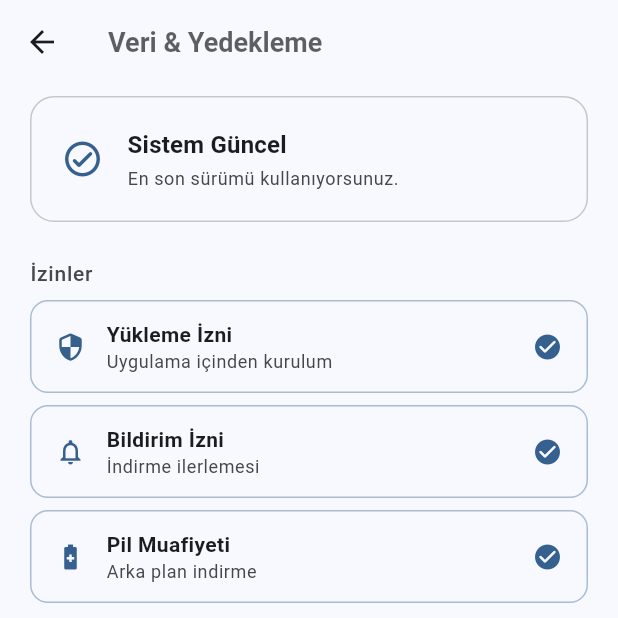
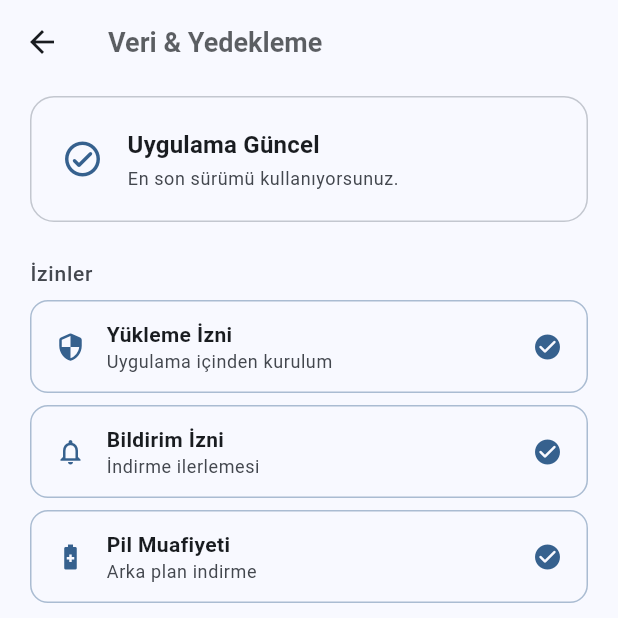
Before and after one commit to birhantprkc/derspp, a Flutter app: the UpdateScreen screen opened directly, on a phone screen of 412 x 824 dp, the top half of it. Run offline on Flutter 3.47's test engine with Material 3 defaults, Android fonts, the phone set to English and light mode, and no system bars; drawn by our look-alikes of dynamic_color; our stand-ins replace device_info_plus, drift, drift_flutter, file_picker, flutter_colorpicker, flutter_local_notifications and 9 more; missing offline and left inert: audio_decoder, crop_image, media_kit, media_kit_video, pdfrx, window_manager and 1 more; accounts and stored records are empty; generated files the repository leaves out were written again.

Commit message:
fix: Text change in updatescreen

```diff
--- a/lib/ui/screens/update_screen.dart
+++ b/lib/ui/screens/update_screen.dart
@@ -152,7 +152,9 @@ class _UpdateScreenState extends State<UpdateScreen> {
                             crossAxisAlignment: CrossAxisAlignment.start,
                             children: [
                               Text(
-                                isUpToDate ? 'Sistem Güncel' : 'Sürüm $tagName',
+                                isUpToDate
+                                    ? 'Uygulama Güncel'
+                                    : 'Sürüm $tagName',
                                 style: theme.textTheme.titleMedium?.copyWith(
                                   fontWeight: FontWeight.w600,
                                 ),
```
